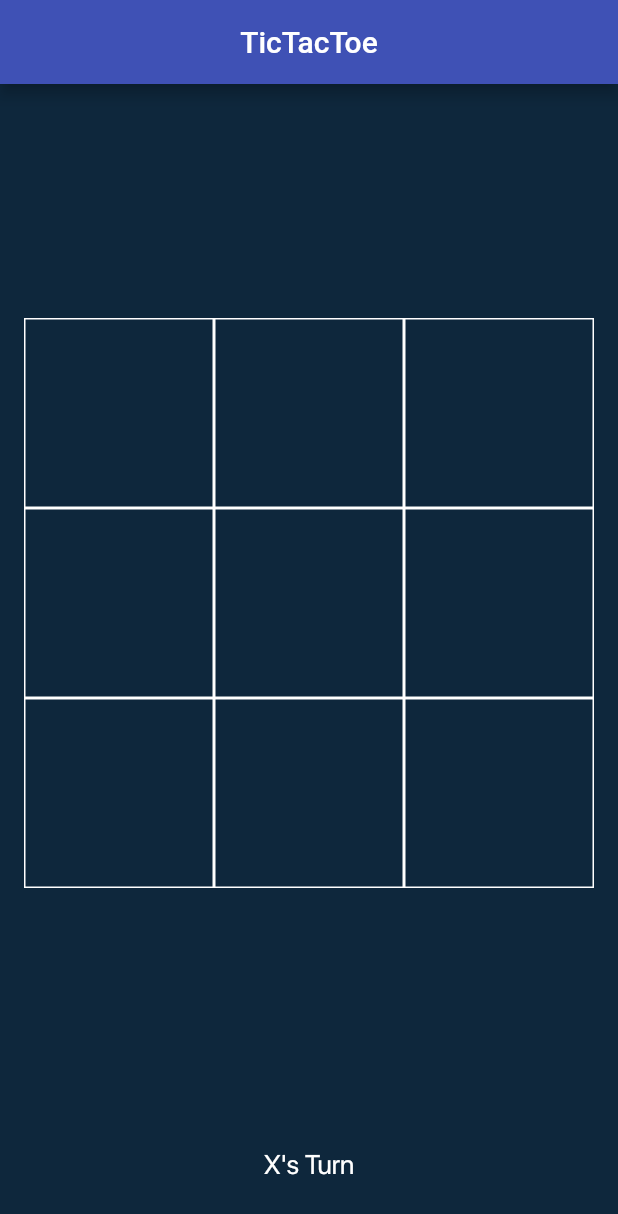
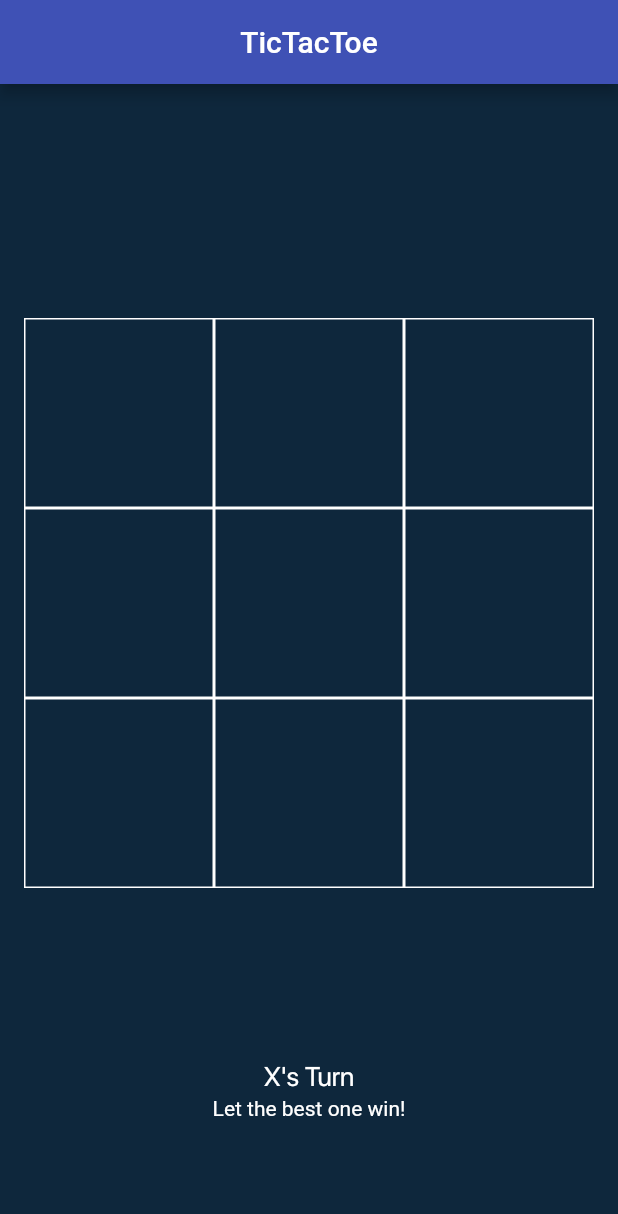
Before and after one commit to itcodehery/Flutter-CodeMaiden, a Flutter app: the screen it shows after launch, on a phone screen of 412 x 824 dp. Shown: the top 1214 px of the screen. Run offline on Flutter 3.47's test engine with Material 2 defaults, Android fonts, the phone set to English and light mode, and no system bars; our stand-ins replace get, shared_preferences; missing offline and left inert: material3_layout.

Commit message:
Completed Tic Tac Toe [FINAL]

```diff
--- a/tic_tac_toe/lib/main.dart
+++ b/tic_tac_toe/lib/main.dart
@@ -186,10 +186,11 @@ class TTTHomeScreenState extends State<TTTHomeScreen> {
                   fontWeight: FontWeight.normal),
               textAlign: TextAlign.center,
             ),
+            subtitle: const Text("Let the best one win!",
+                style: TextStyle(color: Colors.white, fontSize: 14),
+                textAlign: TextAlign.center),
           ),
-          const SizedBox(
-            height: 20,
-          )
+          const SizedBox(height: 60),
         ]));
   }
 }
```
